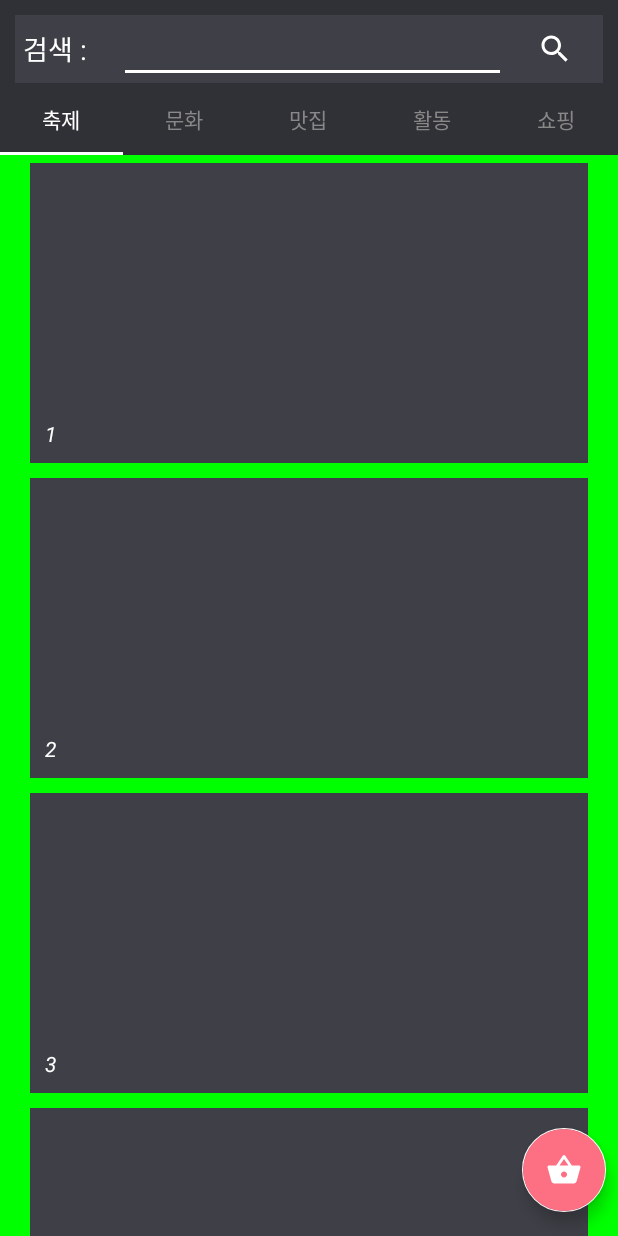
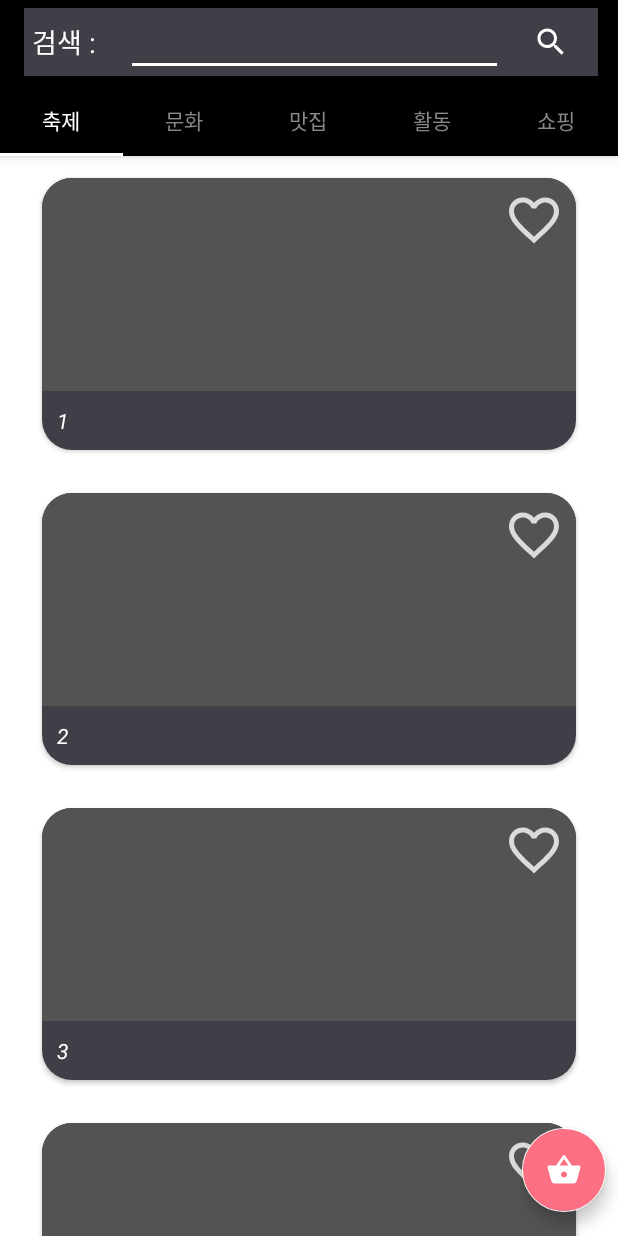
Before and after one commit to KyungAaaaaa/StampInSeoulRenewal, an Android app: the screen it shows after launch (ThemeActivity), on a phone screen of 412 x 824 dp. Run offline under Robolectric (Android 15) with nearby library versions, the phone set to English and light mode, and no system bars; plain views replace RoundedImageView, SmallBangView.

Commit message:
Theme 레이아웃 수정
AppBar, ToolBar 사용으로 화면 스크롤시 검색창 숨기기

```diff
--- a/StampInSeoul2/app/src/main/AndroidManifest.xml
+++ b/StampInSeoul2/app/src/main/AndroidManifest.xml
@@ -5,11 +5,9 @@
     <uses-feature
         android:glEsVersion="0x00020000"
         android:required="true" />
-
     <permission
-        android:name="com.example.mu338.stampinseoul.permission.MAPS_RECEIVE"
-        android:label="signature" />
-
+        android:name="com.example.stampinseoul2"
+        android:protectionLevel="signature"/>
     <uses-permission android:name="android.permission.CAMERA" />
     <uses-permission android:name="android.permission.INTERNET" />
     <uses-permission android:name="android.permission.READ_EXTERNAL_STORAGE" />
--- a/StampInSeoul2/app/src/main/java/com/example/stampinseoul2/ThemeActiFragment.java
+++ b/StampInSeoul2/app/src/main/java/com/example/stampinseoul2/ThemeActiFragment.java
@@ -27,7 +27,6 @@ public class ThemeActiFragment extends Fragment {
         themeRecyclerView = rootView.findViewById(R.id.themeRecyclerView);
 
 
-        rootView.setBackgroundColor(Color.BLUE);
         return rootView;
     }
 
--- a/StampInSeoul2/app/src/main/java/com/example/stampinseoul2/ThemeCultureFragment.java
+++ b/StampInSeoul2/app/src/main/java/com/example/stampinseoul2/ThemeCultureFragment.java
@@ -27,7 +27,6 @@ public class ThemeCultureFragment extends Fragment {
         themeRecyclerView = rootView.findViewById(R.id.themeRecyclerView);
 
 
-        rootView.setBackgroundColor(Color.RED);
         return rootView;
     }
 
--- a/StampInSeoul2/app/src/main/java/com/example/stampinseoul2/ThemeFestivalFragment.java
+++ b/StampInSeoul2/app/src/main/java/com/example/stampinseoul2/ThemeFestivalFragment.java
@@ -46,7 +46,6 @@ public class ThemeFestivalFragment extends Fragment {
         // 리사이클러뷰에 ThemeAdapter 객체 지정.
         ThemeAdapter adapter = new ThemeAdapter(list);
         themeRecyclerView.setAdapter(adapter);
-        rootView.setBackgroundColor(Color.GREEN);
         return rootView;
     }
 
--- a/StampInSeoul2/app/src/main/java/com/example/stampinseoul2/ThemeFoodFragment.java
+++ b/StampInSeoul2/app/src/main/java/com/example/stampinseoul2/ThemeFoodFragment.java
@@ -26,7 +26,6 @@ public class ThemeFoodFragment extends Fragment {
         View rootView = inflater.inflate(R.layout.fragment_theme, container, false);
         themeRecyclerView = rootView.findViewById(R.id.themeRecyclerView);
 
-        rootView.setBackgroundColor(Color.GRAY);
         return rootView;
     }
 
--- a/StampInSeoul2/app/src/main/java/com/example/stampinseoul2/ThemeShopFragment.java
+++ b/StampInSeoul2/app/src/main/java/com/example/stampinseoul2/ThemeShopFragment.java
@@ -27,7 +27,6 @@ public class ThemeShopFragment extends Fragment {
         themeRecyclerView = rootView.findViewById(R.id.themeRecyclerView);
 
 
-        rootView.setBackgroundColor(Color.YELLOW);
         return rootView;
     }
 
--- a/StampInSeoul2/app/src/main/res/layout/activity_theme.xml
+++ b/StampInSeoul2/app/src/main/res/layout/activity_theme.xml
@@ -1,5 +1,5 @@
 <?xml version="1.0" encoding="utf-8"?>
-<RelativeLayout xmlns:android="http://schemas.android.com/apk/res/android"
+<androidx.coordinatorlayout.widget.CoordinatorLayout xmlns:android="http://schemas.android.com/apk/res/android"
     xmlns:app="http://schemas.android.com/apk/res-auto"
     xmlns:tools="http://schemas.android.com/tools"
     android:layout_width="match_parent"
@@ -7,14 +7,22 @@
     android:background="#303136"
     tools:context=".ThemeActivity">
 
+    <com.google.android.material.appbar.AppBarLayout
+        android:layout_width="match_parent"
+        android:layout_height="wrap_content">
+
+        <androidx.appcompat.widget.Toolbar
+            android:layout_width="match_parent"
+            android:layout_height="wrap_content"
+            app:layout_scrollFlags="scroll|enterAlways">
+
             <LinearLayout
                 android:id="@+id/searchLayout"
                 android:layout_width="match_parent"
                 android:layout_height="wrap_content"
                 android:layout_alignParentTop="true"
                 android:layout_centerHorizontal="true"
-        android:layout_marginLeft="20dp"
-        android:layout_marginTop="10dp"
+                android:layout_marginRight="13dp"
                 android:background="#3F4047"
                 android:gravity="center"
                 android:orientation="horizontal">
@@ -47,6 +55,8 @@
                     app:srcCompat="@drawable/ic_search_black_24dp"
                     tools:ignore="VectorDrawableCompat" />
             </LinearLayout>
+        </androidx.appcompat.widget.Toolbar>
+
 
         <com.google.android.material.tabs.TabLayout
             android:id="@+id/tabLayout"
@@ -55,12 +65,15 @@
             android:layout_below="@id/searchLayout">
 
         </com.google.android.material.tabs.TabLayout>
+    </com.google.android.material.appbar.AppBarLayout>
+
 
     <androidx.viewpager.widget.ViewPager
         android:id="@+id/viewPager"
         android:layout_width="match_parent"
         android:layout_height="match_parent"
-        android:layout_below="@id/tabLayout">
+        android:layout_below="@id/tabLayout"
+        app:layout_behavior="@string/appbar_scrolling_view_behavior">
 
     </androidx.viewpager.widget.ViewPager>
 
@@ -70,7 +83,14 @@
         android:layout_height="wrap_content"
         android:layout_above="@id/fab1"
         android:layout_alignRight="@id/fab1"
-        android:layout_marginBottom="10dp"
+        android:layout_alignParentRight="true"
+        android:layout_alignParentBottom="true"
+        android:layout_gravity="bottom|end"
+        android:layout_marginStart="8dp"
+        android:layout_marginLeft="8dp"
+        android:layout_marginEnd="8dp"
+        android:layout_marginRight="8dp"
+        android:layout_marginBottom="145dp"
         android:backgroundTint="#ffa7b3"
         android:src="@drawable/ic_shopping_basket_black_24dp"
         android:visibility="invisible"
@@ -81,9 +101,14 @@
         android:id="@+id/fab1"
         android:layout_width="wrap_content"
         android:layout_height="wrap_content"
-        android:layout_above="@id/fab"
-        android:layout_alignRight="@id/fab"
-        android:layout_marginBottom="10dp"
+        android:layout_alignParentRight="true"
+        android:layout_alignParentBottom="true"
+        android:layout_gravity="bottom|end"
+        android:layout_marginStart="8dp"
+        android:layout_marginLeft="8dp"
+        android:layout_marginEnd="8dp"
+        android:layout_marginRight="8dp"
+        android:layout_marginBottom="80dp"
         android:backgroundTint="#ff8c9c"
         android:src="@drawable/ic_person_black_24dp"
         android:visibility="invisible"
@@ -108,4 +133,4 @@
     </com.google.android.material.floatingactionbutton.FloatingActionButton>
 
 
-</RelativeLayout>
+</androidx.coordinatorlayout.widget.CoordinatorLayout>
--- a/StampInSeoul2/app/src/main/res/layout/fragment_theme.xml
+++ b/StampInSeoul2/app/src/main/res/layout/fragment_theme.xml
@@ -2,8 +2,8 @@
 <FrameLayout xmlns:android="http://schemas.android.com/apk/res/android"
     android:layout_width="match_parent"
     android:layout_height="match_parent"
-    android:background="#B2EBF2"
-    android:orientation="vertical" >
+    android:background="#FFFFFF"
+    android:orientation="vertical">
 
     <androidx.recyclerview.widget.RecyclerView
         android:id="@+id/themeRecyclerView"
--- a/StampInSeoul2/app/src/main/res/layout/item_theme.xml
+++ b/StampInSeoul2/app/src/main/res/layout/item_theme.xml
@@ -8,13 +8,12 @@
     android:orientation="vertical"
     tools:context=".ThemeActivity">
 
-    <!--   <android.support.v7.widget.CardView-->
-    <RelativeLayout
+    <androidx.cardview.widget.CardView
         android:layout_width="match_parent"
         android:layout_height="200dp"
-        android:layout_margin="20dp">
-        <!--        card_view:cardCornerRadius="20dp"-->
-        <!--        card_view:cardUseCompatPadding="true">-->
+        android:layout_margin="20dp"
+        app:cardCornerRadius="20dp"
+        app:cardUseCompatPadding="true">
 
         <RelativeLayout
             android:layout_width="match_parent"
@@ -22,39 +21,36 @@
             android:background="#3F4047"
             android:elevation="6dp">
 
-            <!--            <com.makeramen.roundedimageview.RoundedImageView-->
-            <!--                android:id="@+id/imgView"-->
-            <!--                android:layout_width="match_parent"-->
-            <!--                android:layout_height="match_parent"-->
-            <!--                android:layout_above="@+id/txtView"-->
-            <!--                android:layout_alignParentStart="true"-->
-            <!--                android:layout_alignParentLeft="true"-->
-            <!--                android:layout_alignParentTop="true"-->
-            <!--                android:layout_alignParentEnd="true"-->
-            <!--                android:layout_alignParentRight="true"-->
-            <!--                android:layout_marginStart="0dp"-->
-            <!--                android:layout_marginLeft="0dp"-->
-            <!--                android:layout_marginTop="0dp"-->
-            <!--                android:layout_marginEnd="0dp"-->
-            <!--                android:layout_marginRight="0dp"-->
-            <!--                android:layout_marginBottom="0dp"-->
-            <!--                android:layout_weight="0.9"-->
-            <!--                android:scaleType="centerCrop"-->
-            <!--                app:riv_border_color="#333333"-->
-            <!--                app:riv_corner_radius_top_left="20dp"-->
-            <!--                app:riv_corner_radius_top_right="20dp"-->
-            <!--                app:riv_mutate_background="true"-->
-            <!--                app:riv_oval="false" />-->
+            <ImageView
+                android:id="@+id/imgView"
+                android:layout_width="match_parent"
+                android:layout_height="match_parent"
+                android:layout_above="@+id/txtView"
+                android:layout_alignParentStart="true"
+                android:layout_alignParentLeft="true"
+                android:layout_alignParentTop="true"
+                android:layout_alignParentEnd="true"
+                android:layout_alignParentRight="true"
+                android:layout_marginStart="0dp"
+                android:layout_marginLeft="0dp"
+                android:layout_marginTop="0dp"
+                android:layout_marginEnd="0dp"
+                android:layout_marginRight="0dp"
+                android:layout_marginBottom="0dp"
+                android:layout_weight="0.9"
+                android:background="#535353"
+                android:scaleType="centerCrop">
 
-            <!--<ImageView
+            </ImageView>
+
+            <ImageView
+                android:id="@+id/imagebtn"
+                android:layout_width="40dp"
+                android:layout_height="40dp"
+                android:layout_alignParentRight="true"
                 android:layout_marginTop="8dp"
                 android:layout_marginRight="8dp"
-                android:id="@+id/imagebtn"
-                android:src="@drawable/ic_favorite_border_black_24dp"
-                android:layout_alignParentRight="true"
-                android:layout_width="40dp"
-                android:layout_height="40dp" />
--->
+                android:src="@drawable/ic_favorite_border_black_24dp" />
             <!--            <xyz.hanks.library.bang.SmallBangView-->
             <!--                android:id="@+id/like_heart"-->
             <!--                android:layout_width="41dp"-->
@@ -91,6 +87,5 @@
 
         </RelativeLayout>
 
-        <!--    </android.support.v7.widget.CardView>-->
-    </RelativeLayout>
+    </androidx.cardview.widget.CardView>
 </LinearLayout>
```
Lines whose indentation alone changed are shown as unchanged.
